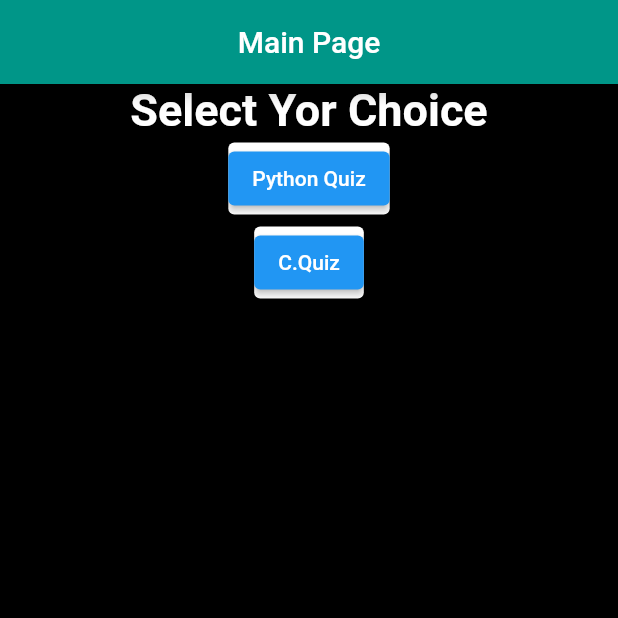
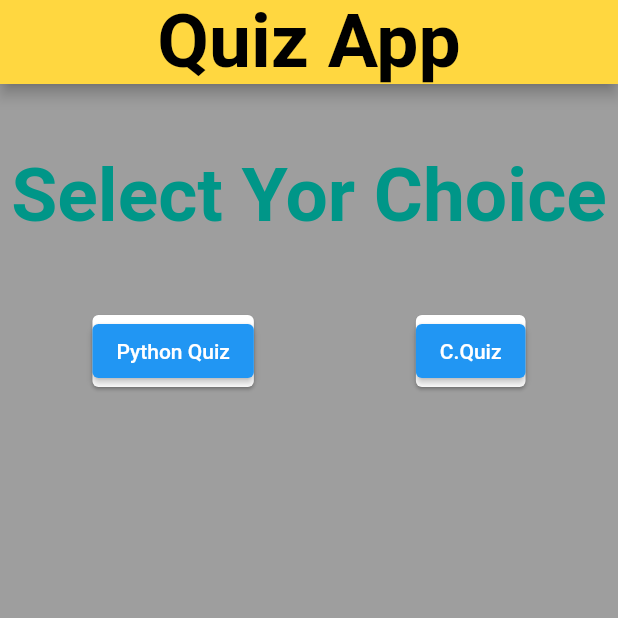
Before and after one commit to shubhamgitvns/Quiz_App, a Flutter app: the screen it shows after launch, on a phone screen of 412 x 824 dp, the top half of it. Run offline on Flutter 3.47's test engine with Material 2 defaults, Android fonts, the phone set to English and light mode, and no system bars.

Commit message:
Create structure in welcome page

```diff
--- a/lib/stateless.dart
+++ b/lib/stateless.dart
@@ -1,31 +1,47 @@
 import 'package:flutter/material.dart';
 import 'package:quiz_app/quizapp.dart';
-
-
 
 class QuizOne extends StatelessWidget {
   @override
   Widget build(BuildContext context) {
     return Scaffold(
-      backgroundColor: Colors.black,
-      appBar: AppBar( //App bar one *******************************************
+      backgroundColor: Colors.grey,
+      appBar: AppBar(
+        //App bar one *******************************************
         centerTitle: true,
-        backgroundColor: Colors.teal,
-        title: const Text('Main Page'),
+        backgroundColor: Colors.amberAccent,
+        title: const Text(
+          'Quiz App',
+          style: TextStyle(
+              fontWeight: FontWeight.bold, fontSize: 50, color: Colors.black),
+        ),
       ),
       body: Column(
+        mainAxisAlignment: MainAxisAlignment.start,
+        crossAxisAlignment: CrossAxisAlignment.center,
         children: [
           Row(
             children: const [
+              SizedBox(
+                height: 150,
+              ),
               Expanded(
-                  child:Center(
-                    child: Text("Select Yor Choice",style: TextStyle(
-                        fontWeight: FontWeight.bold,fontSize: 30,color: Colors.white
-                    ),),
-                  ) )
+                  child: Center(
+                child: Text(
+                  "Select Yor Choice",
+                  style: TextStyle(
+                      fontWeight: FontWeight.bold,
+                      fontSize: 50,
+                      color: Colors.teal),
+                ),
+              ))
             ],
           ),
-          Center(
+          Row(
+            mainAxisAlignment: MainAxisAlignment.center,
+            children: [
+              Padding(
+                padding: const EdgeInsets.only(right: 100),
                 child: Card(
                   child: ElevatedButton(
                       child: const Text('Python Quiz'),
@@ -34,16 +50,15 @@ class QuizOne extends StatelessWidget {
                       }),
                 ),
               ),
-          Center(
-            child: Card(
+              Card(
                 child: ElevatedButton(
                     child: const Text('C.Quiz'),
                     onPressed: () {
                       Navigator.pushNamed(context, '/Third');
                     }),
               ),
+            ],
           ),
-
         ],
       ),
     );
@@ -53,11 +68,8 @@ class QuizOne extends StatelessWidget {
 //*************python Quiz Appp*****************************
 
 class MyApp extends StatelessWidget {
-
-
   @override
   Widget build(BuildContext context) {
-
     return (MaterialApp(
       debugShowCheckedModeBanner: false,
       home: Scaffold(
@@ -72,15 +84,11 @@ class MyApp extends StatelessWidget {
   }
 }
 
-
 //*******************C Quiz App**********************************
 
 class QuizThree extends StatelessWidget {
-
-
   @override
   Widget build(BuildContext context) {
-
     return (MaterialApp(
       debugShowCheckedModeBanner: false,
       home: Scaffold(
@@ -89,7 +97,7 @@ class QuizThree extends StatelessWidget {
           centerTitle: true,
           backgroundColor: Colors.green,
         ),
-        body:const CQuizApp(),
+        body: const CQuizApp(),
       ),
     ));
   }
```
Lines whose indentation alone changed are shown as unchanged.
